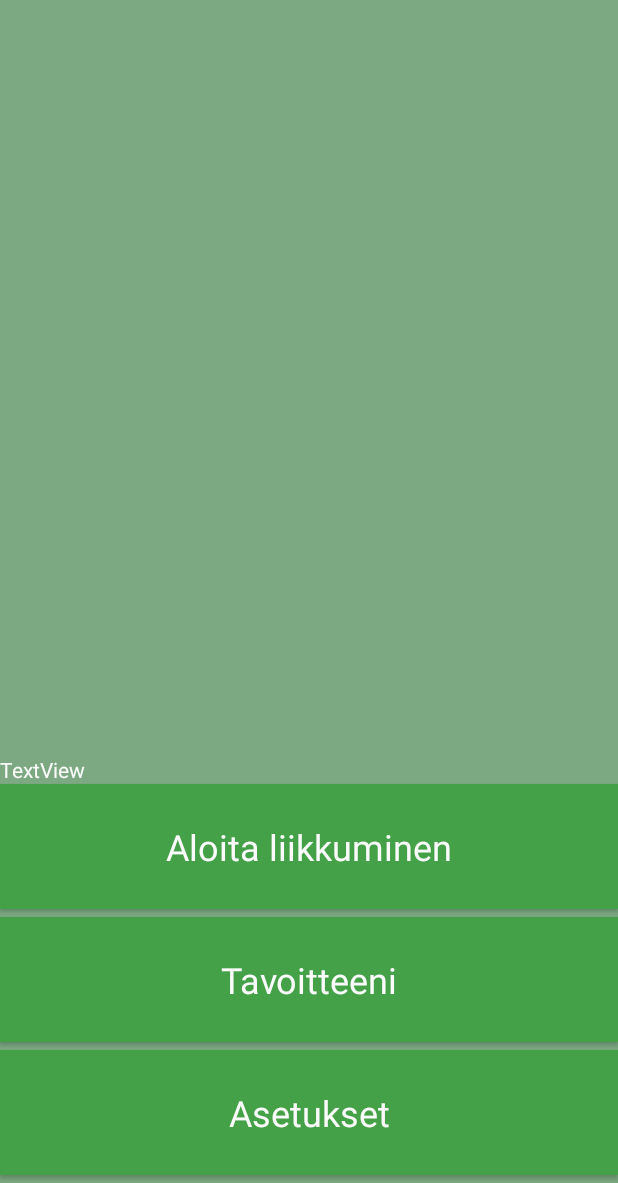
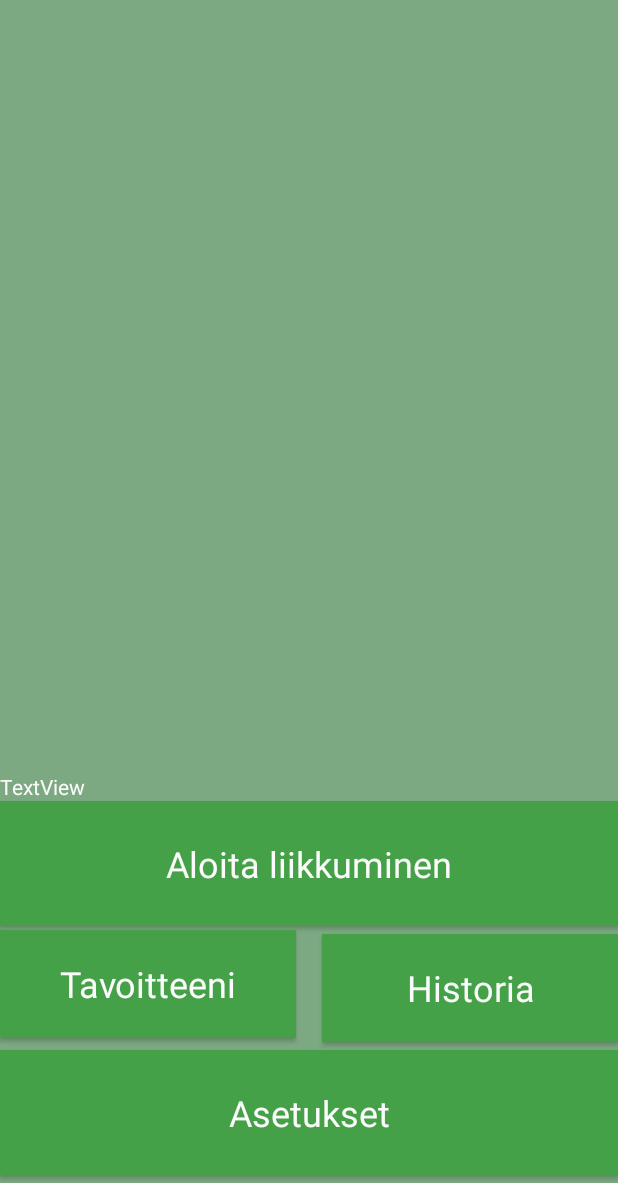
Before and after one commit to timonen/mobiilikurssi, an Android app: the screen it shows after launch (MapsActivity), on a phone screen of 412 x 824 dp, the part 53-1236 px from its top. Run offline under Robolectric (Android 15) with nearby library versions, the phone set to English and light mode, and no system bars.

Commit message:
Add history activity

```diff
--- a/app/src/main/java/com/mobiilikurssi/MapsActivity.kt
+++ b/app/src/main/java/com/mobiilikurssi/MapsActivity.kt
@@ -137,8 +137,12 @@ class MapsActivity : AppCompatActivity(), OnMapReadyCallback {
             startActivity(Intent(this, Settings::class.java))
         }
 
+        findViewById<Button>(R.id.button_goals).setOnClickListener {
+            setIntentCalendar(false)
+        }
+
         findViewById<Button>(R.id.button_history).setOnClickListener {
-            setIntentCalendar(false)
+            startActivity(Intent(this, History::class.java))
         }
     }
 
--- a/app/src/main/res/layout/activity_maps.xml
+++ b/app/src/main/res/layout/activity_maps.xml
@@ -46,9 +46,25 @@ android:layout_height="match_parent">
         app:layout_constraintTop_toBottomOf="@+id/textView" />
 
     <Button
+        android:id="@+id/button_goals"
+        android:layout_width="197dp"
+        android:layout_height="72dp"
+        android:layout_marginBottom="5dp"
+        android:background="?colorPrimary"
+        android:text="@string/string_show_goals"
+        android:textAppearance="@style/TextAppearance.AppCompat.Display1"
+        android:textColor="@color/themewhite"
+        android:textSize="24sp"
+        app:layout_constraintBottom_toTopOf="@+id/button_settings"
+        app:layout_constraintEnd_toEndOf="parent"
+        app:layout_constraintHorizontal_bias="0.0"
+        app:layout_constraintStart_toStartOf="parent"
+        app:layout_constraintTop_toBottomOf="@+id/button_start" />
+
+    <Button
         android:id="@+id/button_history"
-        android:layout_width="match_parent"
-        android:layout_height="83dp"
+        android:layout_width="197dp"
+        android:layout_height="72dp"
         android:layout_marginBottom="5dp"
         android:background="?colorPrimary"
         android:text="@string/string_show_history"
@@ -57,8 +73,10 @@ android:layout_height="match_parent">
         android:textSize="24sp"
         app:layout_constraintBottom_toTopOf="@+id/button_settings"
         app:layout_constraintEnd_toEndOf="parent"
+        app:layout_constraintHorizontal_bias="1.0"
         app:layout_constraintStart_toStartOf="parent"
-        app:layout_constraintTop_toBottomOf="@+id/button_start" />
+        app:layout_constraintTop_toBottomOf="@+id/button_start"
+        app:layout_constraintVertical_bias="1.0" />
 
     <Button
         android:id="@+id/button_settings"
--- a/app/src/main/res/values/strings.xml
+++ b/app/src/main/res/values/strings.xml
@@ -4,7 +4,8 @@
     <!--Main -->
     <string name="string_settings">Asetukset</string>
     <string name="string_start_journey">Aloita liikkuminen</string>
-    <string name="string_show_history">Tavoitteeni</string>
+    <string name="string_show_goals">Tavoitteeni</string>
+    <string name="string_show_history">Historia</string>
 
     <!--Calendar -->
     <string name="string_calendar">Kalenteri</string>
@@ -26,7 +27,8 @@
     <string name="string_amount">Määrä</string>
     <string name="string_send">Luo tavoite</string>
 
-
+    <!-- History -->
+    <string name="string_history_title">Historia</string>
 
 
 </resources>
```
Also changed, not shown: app/src/main/AndroidManifest.xml (+14 -7 lines), app/src/main/java/com/mobiilikurssi/History.kt (added, +11 -0 lines), app/src/main/res/layout/activity_history.xml (added, +30 -0 lines).
